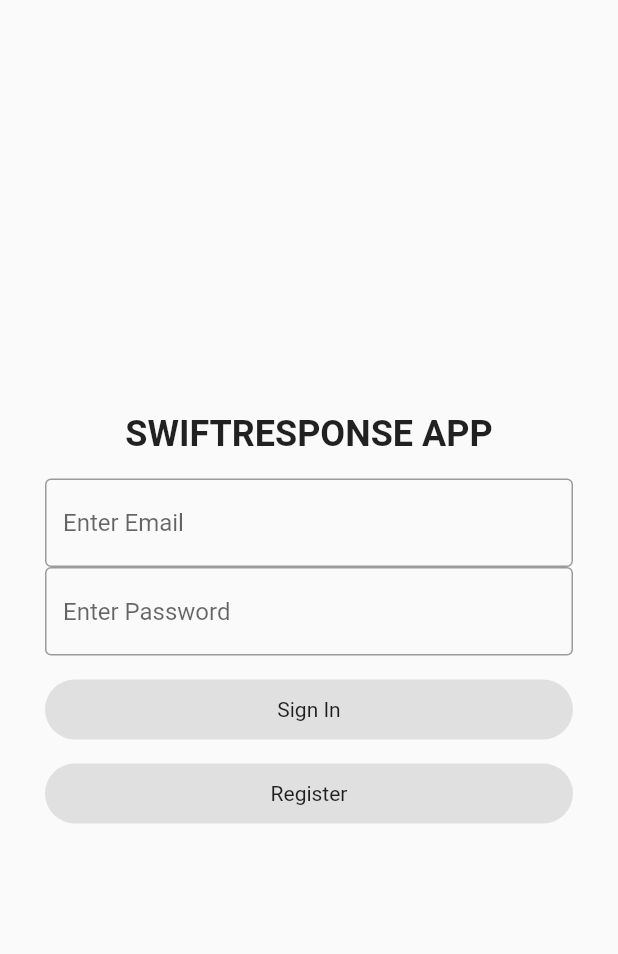
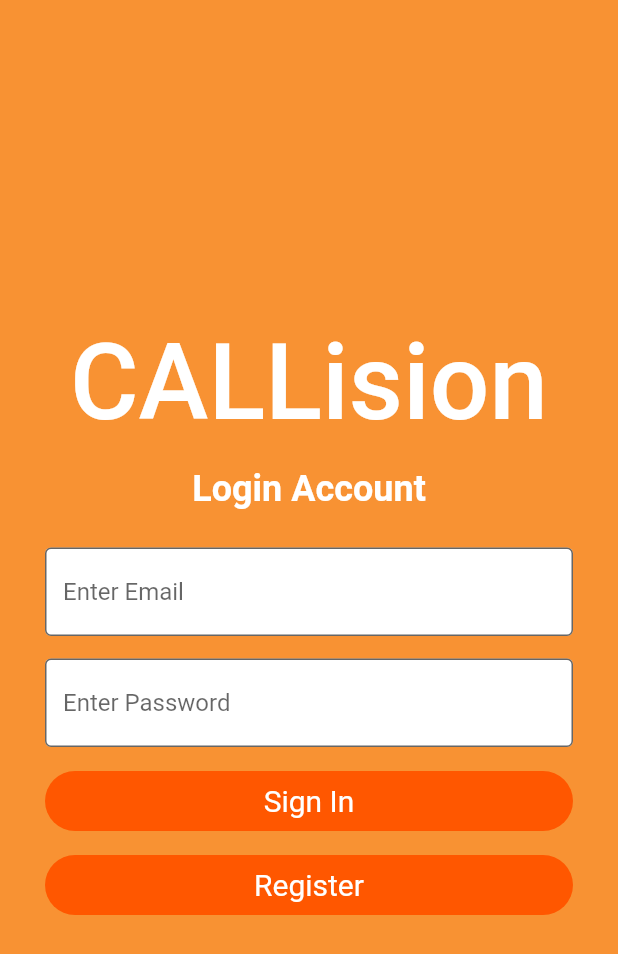
Before and after one commit to MiguelRadaza/swiftresponse_frontend, a Flutter app: the screen it shows after launch, on a phone screen of 412 x 824 dp. Shown: the top 954 px of the screen. Run offline on Flutter 3.47's test engine with Material 2 defaults, Android fonts, the phone set to English and light mode, and no system bars; our stand-ins replace camera, cloud_firestore, firebase_auth, firebase_core, firebase_storage, fluttertoast and 3 more; missing offline and left inert: dart:ffi; accounts and stored records are empty.

Commit message:
polished login and resgister functionality

```diff
--- a/lib/pages/loginPage.dart
+++ b/lib/pages/loginPage.dart
@@ -15,13 +15,13 @@ class LoginPage extends StatefulWidget {
 }
 
 class _LoginPageState extends State<LoginPage> {
-  final emailTextController = TextEditingController(text: '');
-  final passwordTextController = TextEditingController(text: '');
-  final firstNameTextController = TextEditingController(text: '');
-  final lastNameTextController = TextEditingController(text: '');
-  final numberTextController = TextEditingController(text: '');
-  final permanentAddressTextController = TextEditingController(text: '');
-  final ageTextController = TextEditingController(text: '');
+  final emailTextController = TextEditingController(text: "");
+  final passwordTextController = TextEditingController(text: "");
+  final firstNameTextController = TextEditingController(text: "");
+  final lastNameTextController = TextEditingController(text: "");
+  final numberTextController = TextEditingController(text: "");
+  final permanentAddressTextController = TextEditingController(text: "");
+  final ageTextController = TextEditingController(text: "");
   FirebaseAuth auth = FirebaseAuth.instance;
   bool _isUserSignedIn = false;
   DateTime _selectedDate = DateTime.now();
@@ -29,6 +29,7 @@ class _LoginPageState extends State<LoginPage> {
   bool _isReceiveEmailUpdate = false;
   bool isRegisterButtonDisabled = false;
   final db = FirebaseFirestore.instance;
+  bool _isLoading = false;
 
   @override
   void initState() {
@@ -51,6 +52,9 @@ class _LoginPageState extends State<LoginPage> {
   }
 
   void _createUser() async {
+    setState(() {
+      _isLoading = true;
+    });
     try {
       UserCredential userCredential = await FirebaseAuth.instance
           .createUserWithEmailAndPassword(
@@ -61,14 +65,14 @@ class _LoginPageState extends State<LoginPage> {
 
       await users.doc(uid).set({
         'birthdate': _selectedDate.toString(),
-        'email': emailTextController.text,
-        'address': permanentAddressTextController.text,
-        'firstname': firstNameTextController.text,
-        'lastname': lastNameTextController.text,
-        'password': passwordTextController.text,
+        'email': emailTextController.text.toString(),
+        'address': permanentAddressTextController.text.toString(),
+        'firstname': firstNameTextController.text.toString(),
+        'lastname': lastNameTextController.text.toString(),
+        'password': passwordTextController.text.toString(),
         'user_id': uid,
-        'number': numberTextController.text,
-        'age': ageTextController.text,
+        'number': numberTextController.text.toString(),
+        'age': ageTextController.text.toString(),
         'isReceiveEmailUpdate': _isReceiveEmailUpdate
       });
 
@@ -82,6 +86,9 @@ class _LoginPageState extends State<LoginPage> {
             fontSize: 16.0);
         print(
             'User ${userCredential.user!.uid.toString()} is registered successfully');
+        setState(() {
+          _isLoading = false;
+        });
       } else {
         Fluttertoast.showToast(
             msg: "Failed to Register User.",
@@ -150,13 +157,78 @@ class _LoginPageState extends State<LoginPage> {
     }
   }
 
+  void _signInUser() async {
+    setState(() {
+      _isLoading = true;
+    });
+    try {
+      if (emailTextController.text.isEmpty) {
+        Fluttertoast.showToast(
+            msg: "Email is required to sign in.",
+            toastLength: Toast.LENGTH_LONG,
+            gravity: ToastGravity.BOTTOM,
+            backgroundColor: Colors.grey,
+            textColor: Colors.black,
+            fontSize: 16.0);
+      }
+      if (passwordTextController.text.isEmpty) {
+        Fluttertoast.showToast(
+            msg: "Password is required to sign in.",
+            toastLength: Toast.LENGTH_LONG,
+            gravity: ToastGravity.BOTTOM,
+            backgroundColor: Colors.grey,
+            textColor: Colors.black,
+            fontSize: 16.0);
+      }
+      final credential = await FirebaseAuth.instance.signInWithEmailAndPassword(
+          email: emailTextController.text.toString(),
+          password: passwordTextController.text.toString());
+      setState(() {
+        _isLoading = false;
+        _isUserSignedIn = true;
+      });
+      Fluttertoast.showToast(
+          msg: "Login Successfully.",
+          toastLength: Toast.LENGTH_LONG,
+          gravity: ToastGravity.BOTTOM,
+          backgroundColor: Colors.grey,
+          textColor: Colors.black,
+          fontSize: 16.0);
+    } on FirebaseAuthException catch (e) {
+      print(e);
+      if (e.code == 'user-not-found') {
+        print('No user found for that email.');
+        Fluttertoast.showToast(
+            msg: "No user found for that email.",
+            toastLength: Toast.LENGTH_LONG,
+            gravity: ToastGravity.BOTTOM,
+            backgroundColor: Colors.red.shade400,
+            textColor: Colors.white,
+            fontSize: 16.0);
+      } else if (e.code == 'wrong-password') {
+        Fluttertoast.showToast(
+            msg: "Wrong password provided for that user.",
+            toastLength: Toast.LENGTH_LONG,
+            gravity: ToastGravity.BOTTOM,
+            backgroundColor: Colors.red.shade400,
+            textColor: Colors.white,
+            fontSize: 16.0);
+        print('Wrong password provided for that user.');
+      }
+    }
+  }
+
   @override
   void dispose() {
     super.dispose();
     emailTextController.dispose();
     passwordTextController.dispose();
+    permanentAddressTextController.dispose();
     firstNameTextController.dispose();
     lastNameTextController.dispose();
+    passwordTextController.dispose();
+    numberTextController.dispose();
+    ageTextController.dispose();
   }
 
   @override
@@ -165,7 +237,9 @@ class _LoginPageState extends State<LoginPage> {
   }
 
   Widget _registerPage() {
-    return Material(
+    return Stack(
+      children: [
+        Material(
             child: ListView(
           padding: EdgeInsets.symmetric(vertical: 50),
           children: [
@@ -178,7 +252,8 @@ class _LoginPageState extends State<LoginPage> {
                     children: const [
                       Text(
                         "Sign Up",
-                    style: TextStyle(fontSize: 40, fontWeight: FontWeight.bold),
+                        style: TextStyle(
+                            fontSize: 40, fontWeight: FontWeight.bold),
                       ),
                       Text(
                         "●",
@@ -284,7 +359,9 @@ class _LoginPageState extends State<LoginPage> {
                     Checkbox(
                       value: _isReceiveEmailUpdate,
                       onChanged: (bool? value) {
+                        setState(() {
                           _isReceiveEmailUpdate = value!;
+                        });
                       },
                     ),
                     const Text("Receive email updates")
@@ -295,7 +372,6 @@ class _LoginPageState extends State<LoginPage> {
                         : () {
                             setState(() {
                               _createUser();
-                          isRegisterButtonDisabled = true;
                             });
                           },
                     child: Container(
@@ -328,49 +404,90 @@ class _LoginPageState extends State<LoginPage> {
               ),
             )
           ],
-    ));
+        )),
+        _isLoading
+            ? Container(
+                color: Colors.black.withOpacity(0.5),
+              )
+            : SizedBox.shrink(),
+        // progress indicator
+        _isLoading
+            ? Center(
+                child: CircularProgressIndicator(),
+              )
+            : SizedBox.shrink(),
+      ],
+    );
   }
 
   Widget _loginPage() {
     return !_showRegisterPage
-        ? Material(
+        ? Stack(
+            children: [
+              Material(
                   child: Container(
+                color: AppColors.backgroundColor,
                 padding: const EdgeInsets.symmetric(horizontal: 30),
                 child: Column(
                   mainAxisAlignment: MainAxisAlignment.center,
                   children: [
                     const Text(
-                  "SWIFTRESPONSE APP",
-                  style: TextStyle(fontSize: 24, fontWeight: FontWeight.bold),
+                      "CALLision",
+                      style: TextStyle(
+                          fontSize: 70,
+                          fontWeight: FontWeight.w500,
+                          color: Colors.white),
                     ),
                     const SizedBox(
                       height: 16,
                     ),
-                const TextField(
-                  decoration: InputDecoration(
+                    const Text("Login Account",
+                        style: TextStyle(
+                            fontSize: 24,
+                            fontWeight: FontWeight.bold,
+                            color: Colors.white)),
+                    const SizedBox(
+                      height: 25,
+                    ),
+                    TextField(
+                      controller: emailTextController,
+                      decoration: const InputDecoration(
                         border: OutlineInputBorder(),
                         hintText: 'Enter Email',
+                        filled: true,
+                        fillColor: Colors.white,
                       ),
                     ),
-                const TextField(
-                  decoration: InputDecoration(
+                    const Gap(15),
+                    TextField(
+                      obscureText: true,
+                      controller: passwordTextController,
+                      decoration: const InputDecoration(
                         border: OutlineInputBorder(),
                         hintText: 'Enter Password',
+                        filled: true,
+                        fillColor: Colors.white,
                       ),
                     ),
                     const SizedBox(
                       height: 16,
                     ),
-                Container(
+                    InkWell(
+                        onTap: () => _signInUser(),
+                        child: Container(
                           height: 40,
                           width: double.maxFinite,
                           decoration: BoxDecoration(
                               borderRadius: BorderRadius.circular(24),
-                      color: Colors.grey.shade300),
+                              color: AppColors.buttonColor2),
                           child: const Center(
-                    child: Text("Sign In"),
+                            child: Text(
+                              "Sign In",
+                              style:
+                                  TextStyle(color: Colors.white, fontSize: 20),
                             ),
                           ),
+                        )),
                     const SizedBox(
                       height: 16,
                     ),
@@ -380,9 +497,11 @@ class _LoginPageState extends State<LoginPage> {
                         width: double.maxFinite,
                         decoration: BoxDecoration(
                             borderRadius: BorderRadius.circular(24),
-                        color: Colors.grey.shade300),
+                            color: AppColors.buttonColor2),
                         child: const Center(
-                      child: Text("Register"),
+                          child: Text("Register",
+                              style:
+                                  TextStyle(color: Colors.white, fontSize: 20)),
                         ),
                       ),
                       onTap: () {
@@ -393,7 +512,20 @@ class _LoginPageState extends State<LoginPage> {
                     )
                   ],
                 ),
-          ))
+              )),
+              _isLoading
+                  ? Container(
+                      color: Colors.black.withOpacity(0.5),
+                    )
+                  : SizedBox.shrink(),
+              // progress indicator
+              _isLoading
+                  ? Center(
+                      child: CircularProgressIndicator(),
+                    )
+                  : SizedBox.shrink(),
+            ],
+          )
         : _registerPage();
   }
 }
--- a/lib/utils/colors.dart
+++ b/lib/utils/colors.dart
@@ -4,4 +4,5 @@ class AppColors {
   static const Color backgroundColor = Color(0xFFF89233);
   static const Color buttonColor = Color(0xFFF89233);
   static const Color buttonTextColor = Color.fromARGB(255, 255, 255, 255);
+  static const Color buttonColor2 = Color(0xFFFF5700);
 }
```
Lines whose indentation alone changed are shown as unchanged.
